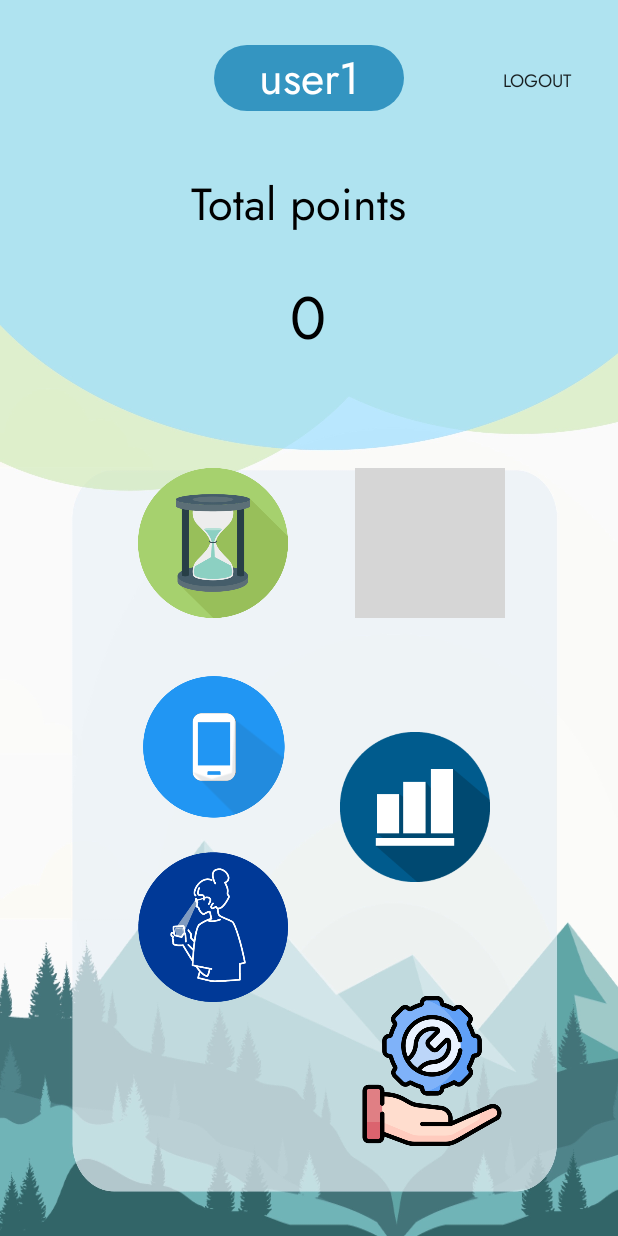
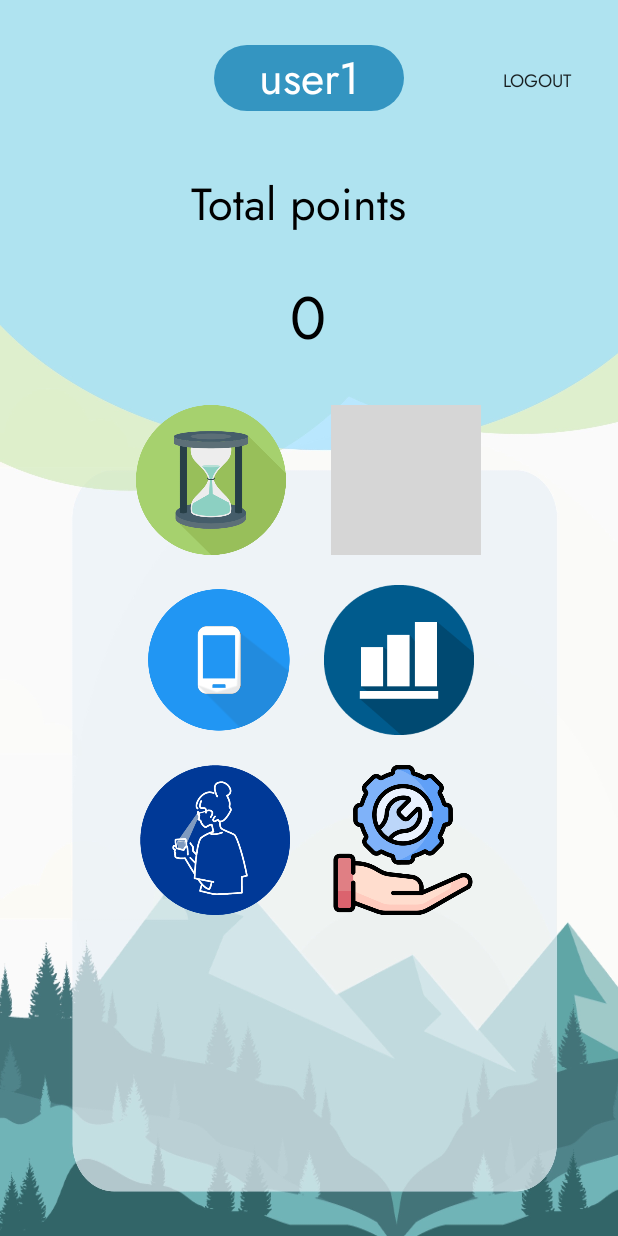
Before and after one commit to Som3on31/TestTimer, an Android app: the screen it shows after launch (MainActivity), on a phone screen of 412 x 824 dp. Run offline under Robolectric (Android 15) with nearby library versions, the phone set to English and light mode, and no system bars; grey boxes are pictures that could not be loaded.

Commit message:
rearrange home page

```diff
--- a/app/src/main/res/layout/fragment_home.xml
+++ b/app/src/main/res/layout/fragment_home.xml
@@ -67,111 +67,138 @@
         app:layout_constraintTop_toBottomOf="@+id/total_points"
         app:layout_constraintVertical_bias="0.011" />
 
+
+    <LinearLayout
+        android:id="@+id/layout_menu"
+        android:layout_width="match_parent"
+        android:layout_height="wrap_content"
+        android:layout_marginTop="250dp"
+        android:orientation="vertical"
+        app:layout_constraintStart_toStartOf="parent"
+        app:layout_constraintEnd_toEndOf="parent"
+        app:layout_constraintTop_toTopOf="parent">
+
+        <LinearLayout
+            android:id="@+id/layout_menu_inside1"
+            android:layout_width="wrap_content"
+            android:layout_height="wrap_content"
+            android:layout_gravity="center"
+            app:layout_constraintStart_toStartOf="@id/layout_menu"
+            app:layout_constraintTop_toTopOf="@id/layout_menu">
+
             <ImageButton
                 android:id="@+id/img_timer"
                 android:layout_width="100dp"
                 android:layout_height="100dp"
-        android:layout_marginStart="92dp"
-        android:layout_marginTop="312dp"
+                android:layout_marginTop="20dp"
                 android:background="#00FFFFFF"
                 android:contentDescription="@string/timericon"
                 android:scaleType="fitCenter"
                 android:src="@drawable/clock"
-        app:layout_constraintStart_toStartOf="parent"
-        app:layout_constraintTop_toTopOf="parent"
-        tools:layout_marginLeft="50dp"
-        tools:layout_marginTop="300dp" />
+                app:layout_constraintStart_toStartOf="@id/layout_menu_inside1"
+                app:layout_constraintTop_toTopOf="@id/layout_menu_inside1"
+                />
+
+            <ImageButton
+                android:id="@+id/img_coupon"
+                android:layout_width="100dp"
+                android:layout_height="100dp"
+                android:layout_marginStart="30dp"
+                android:layout_marginTop="20dp"
+                android:background="#00FFFFFF"
+                android:scaleType="fitCenter"
+                android:src="@drawable/coupon_icon"
+
+                app:layout_constraintHorizontal_bias="0.013"
+                app:layout_constraintStart_toStartOf="@+id/img_timer"
+                app:layout_constraintTop_toTopOf="@id/layout_menu_inside1"
+                 />
+
+        </LinearLayout>
+
+        <LinearLayout
+            android:id="@+id/layout_menu_inside2"
+            android:layout_width="wrap_content"
+            android:layout_height="wrap_content"
+            android:layout_gravity="center"
+            app:layout_constraintStart_toStartOf="@id/layout_menu"
+            app:layout_constraintTop_toTopOf="@id/layout_menu">
+
+            <ImageButton
+                android:id="@+id/img_blf"
+                android:layout_width="100dp"
+                android:layout_height="100dp"
+                android:layout_marginTop="20dp"
+                android:background="#00FFFFFF"
+                android:contentDescription="@string/placeholder"
+                android:scaleType="fitCenter"
+                android:src="@drawable/blf"
+
+                app:layout_constraintHorizontal_bias="0.396"
+                app:layout_constraintStart_toStartOf="@id/layout_menu"
+                app:layout_constraintTop_toBottomOf="@+id/layout_menu_inside1" />
 
             <ImageButton
                 android:id="@+id/img_summary"
                 android:layout_width="100dp"
                 android:layout_height="100dp"
-        android:layout_marginTop="10dp"
-        android:layout_marginBottom="5dp"
+                android:layout_marginTop="20dp"
+                android:layout_marginStart="20dp"
                 android:background="#00FFFFFF"
                 android:contentDescription="@string/placeholder"
                 android:scaleType="fitCenter"
                 android:src="@drawable/summary_icon"
 
-        app:layout_constraintBottom_toTopOf="@+id/img_support"
-        app:layout_constraintEnd_toEndOf="parent"
                 app:layout_constraintHorizontal_bias="0.726"
-        app:layout_constraintRight_toLeftOf="parent"
-        app:layout_constraintStart_toStartOf="parent"
-        app:layout_constraintTop_toBottomOf="@+id/img_coupon"
+                app:layout_constraintStart_toStartOf="@id/img_blf"
                 app:layout_constraintVertical_bias="0.482"
-        tools:layout_marginLeft="40dp" />
+                 />
+
+        </LinearLayout>
+
+        <LinearLayout
+            android:id="@+id/layout_menu_inside3"
+            android:layout_width="wrap_content"
+            android:layout_height="wrap_content"
+            android:layout_gravity="center"
+            app:layout_constraintStart_toStartOf="@id/layout_menu"
+            app:layout_constraintTop_toTopOf="@id/layout_menu_inside2">
 
             <ImageButton
-        android:id="@+id/img_blf"
+                android:id="@+id/img_distance"
                 android:layout_width="100dp"
                 android:layout_height="100dp"
-        android:layout_marginStart="72dp"
-        android:layout_marginTop="36dp"
-        android:layout_marginEnd="12dp"
+                android:layout_marginTop="20dp"
                 android:background="#00FFFFFF"
                 android:contentDescription="@string/placeholder"
                 android:scaleType="fitCenter"
-        android:src="@drawable/blf"
+                android:src="@drawable/distance"
 
-        app:layout_constraintEnd_toStartOf="@+id/img_coupon"
-        app:layout_constraintHorizontal_bias="0.396"
-        app:layout_constraintStart_toStartOf="parent"
-        app:layout_constraintTop_toBottomOf="@+id/img_timer"
-        tools:layout_marginLeft="40dp" />
+                app:layout_constraintStart_toStartOf="@id/layout_menu_inside3"
+
+                 />
 
             <ImageButton
                 android:id="@+id/img_support"
                 android:layout_width="100dp"
                 android:layout_height="100dp"
-        android:layout_marginStart="10dp"
-        android:layout_marginEnd="60dp"
-        android:layout_marginBottom="60dp"
+                android:layout_marginTop="20dp"
+                android:layout_marginStart="25dp"
                 android:background="#00FFFFFF"
                 android:contentDescription="@string/placeholder"
                 android:scaleType="fitCenter"
                 android:src="@drawable/support_icon"
 
-        app:layout_constraintBottom_toBottomOf="parent"
-        app:layout_constraintEnd_toEndOf="parent"
                 app:layout_constraintHorizontal_bias="0.714"
-        app:layout_constraintRight_toLeftOf="parent"
                 app:layout_constraintStart_toEndOf="@+id/img_distance"
-        tools:layout_marginLeft="40dp" />
+                 />
 
-    <ImageButton
-        android:id="@+id/img_distance"
-        android:layout_width="100dp"
-        android:layout_height="100dp"
-        android:layout_marginStart="92dp"
-        android:layout_marginTop="568dp"
-        android:background="#00FFFFFF"
-        android:contentDescription="@string/placeholder"
-        android:scaleType="fitCenter"
-        android:src="@drawable/distance"
 
-        app:layout_constraintRight_toLeftOf="parent"
-        app:layout_constraintStart_toStartOf="parent"
-        app:layout_constraintTop_toTopOf="parent"
-        tools:layout_marginLeft="40dp" />
+        </LinearLayout>
 
-    <ImageButton
-        android:id="@+id/img_coupon"
-        android:layout_width="100dp"
-        android:layout_height="100dp"
-        android:layout_marginStart="144dp"
-        android:layout_marginTop="312dp"
-        android:background="#00FFFFFF"
-        android:scaleType="fitCenter"
-        android:src="@drawable/coupon_icon"
+    </LinearLayout>
 
-        app:layout_constraintEnd_toEndOf="parent"
-        app:layout_constraintHorizontal_bias="0.013"
-        app:layout_constraintRight_toLeftOf="parent"
-        app:layout_constraintStart_toStartOf="@+id/img_timer"
-        app:layout_constraintTop_toTopOf="parent"
-        tools:layout_marginLeft="40dp"
-        tools:layout_marginTop="300dp" />
+
 
 
 </androidx.constraintlayout.widget.ConstraintLayout>
```
Lines whose indentation alone changed are shown as unchanged.
